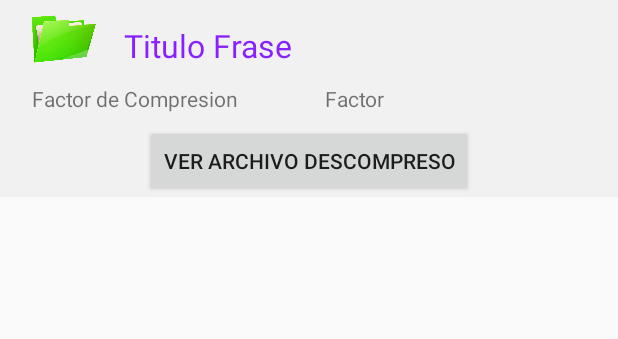
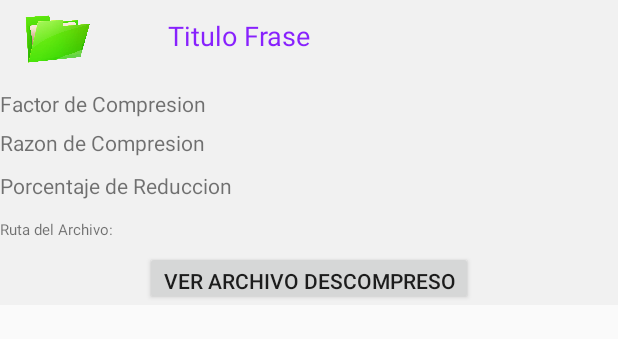
Before and after one commit to paas10/LAB01_ED2, an Android app: the layout formato_miscompresiones.xml on its own in the app's theme, with its tools: preview values and no code run, on a phone screen of 412 x 824 dp. Shown: the top 339 px of the screen. Run offline under Robolectric (Android 15) with nearby library versions, the phone set to English and light mode, and no system bars.

Commit message:
LZW Commit Inicial
Creacion del Adaptador, Vistas e Implementacion de Mis Compresiones

```diff
--- a/AH18Compresor/app/src/main/java/com/example/admin/ah18compresor/ArchivoAdapter.java
+++ b/AH18Compresor/app/src/main/java/com/example/admin/ah18compresor/ArchivoAdapter.java
@@ -20,7 +20,6 @@ public class ArchivoAdapter extends BaseAdapter {
         this.activity = activity;
         this.items = items;
     }
-
 
     public void clear() {
         items.clear();
@@ -62,4 +61,6 @@ public class ArchivoAdapter extends BaseAdapter {
 
         return v;
     }
+
+
 }
--- a/AH18Compresor/app/src/main/res/layout/formato_miscompresiones.xml
+++ b/AH18Compresor/app/src/main/res/layout/formato_miscompresiones.xml
@@ -5,57 +5,84 @@
     android:layout_width="match_parent"
     android:layout_height="match_parent">
 
+    <TextView
+        android:id="@+id/textView8"
+        android:layout_width="wrap_content"
+        android:layout_height="wrap_content"
+        android:layout_weight="1"
+        android:text="TextView" />
+
     <RelativeLayout
         android:layout_width="match_parent"
-        android:layout_height="131dp"
+        android:layout_height="203dp"
         android:background="#1eaaaaaa"
         android:orientation="vertical">
 
         <Button
             android:id="@+id/button3"
             android:layout_width="wrap_content"
-            android:layout_height="wrap_content"
+            android:layout_height="36dp"
             android:layout_alignParentBottom="true"
             android:layout_centerHorizontal="true"
+            android:layout_marginBottom="0dp"
             android:text="Ver Archivo Descompreso" />
 
         <TextView
-            android:id="@+id/textView7"
-            android:layout_width="wrap_content"
+            android:id="@+id/txtRazondeCompresion"
+            android:layout_width="match_parent"
             android:layout_height="wrap_content"
-            android:layout_alignParentEnd="true"
-            android:layout_alignTop="@+id/textView6"
-            android:layout_marginEnd="155dp"
-            android:text="Factor" />
+            android:layout_alignParentStart="true"
+            android:layout_alignParentTop="true"
+            android:layout_marginTop="85dp"
+            android:text="Razon de Compresion" />
 
         <TextView
-            android:id="@+id/textView6"
-            android:layout_width="156dp"
+            android:id="@+id/txtFactordeCompresion"
+            android:layout_width="match_parent"
             android:layout_height="wrap_content"
             android:layout_alignParentStart="true"
-            android:layout_centerVertical="true"
-            android:layout_marginStart="21dp"
+            android:layout_alignParentTop="true"
+            android:layout_marginTop="59dp"
             android:text="Factor de Compresion" />
 
         <TextView
-            android:id="@+id/nombre"
-            android:layout_width="329dp"
+            android:id="@+id/txtRuta"
+            android:layout_width="match_parent"
+            android:layout_height="wrap_content"
+            android:layout_alignParentBottom="true"
+            android:layout_alignParentStart="true"
+            android:layout_marginBottom="43dp"
+            android:text="Ruta del Archivo:"
+            android:textSize="10sp" />
+
+        <TextView
+            android:id="@+id/txtPorcentaje"
+            android:layout_width="match_parent"
+            android:layout_height="wrap_content"
+            android:layout_alignParentBottom="true"
+            android:layout_alignParentStart="true"
+            android:layout_marginBottom="70dp"
+            android:text="Porcentaje de Reduccion" />
+
+        <TextView
+            android:id="@+id/Nombre"
+            android:layout_width="300dp"
             android:layout_height="wrap_content"
             android:layout_alignParentEnd="true"
-            android:layout_alignParentTop="true"
-            android:layout_marginTop="16dp"
+            android:layout_marginLeft="11dp"
+            android:layout_marginTop="11dp"
+            android:autoText="false"
             android:text="Titulo Frase"
             android:textAppearance="?android:attr/textAppearanceLarge"
             android:textColor="#dc7700ff"
-            android:textSize="21sp" />
+            android:textSize="18sp" />
 
         <ImageView
             android:id="@+id/Imagen"
-            android:layout_width="83dp"
+            android:layout_width="75dp"
             android:layout_height="52dp"
+            android:layout_alignParentStart="true"
             android:layout_alignParentTop="true"
-            android:layout_marginEnd="-1dp"
-            android:layout_toStartOf="@+id/Nombre"
             android:adjustViewBounds="true"
             android:cropToPadding="false"
             android:maxHeight="35dp"
```
Also changed, not shown: AH18Compresor/app/src/main/java/com/example/admin/ah18compresor/Archivo.java (added, +60 -0 lines), AH18Compresor/app/src/main/java/com/example/admin/ah18compresor/ArchivoDescompresoAdapter.java (added, +92 -0 lines), AH18Compresor/app/src/main/java/com/example/admin/ah18compresor/Huffman.java (+27 -2 lines), AH18Compresor/app/src/main/java/com/example/admin/ah18compresor/LZW.java (+175 -5 lines), AH18Compresor/app/src/main/java/com/example/admin/ah18compresor/MainActivity.java (+9 -2 lines), AH18Compresor/app/src/main/java/com/example/admin/ah18compresor/Mis_Compresiones.java (+20 -4 lines), AH18Compresor/app/src/main/res/layout/fragment_lzw.xml (+19 -0 lines), AH18Compresor/app/src/main/res/layout/fragment_mis__compresiones.xml (+10 -4 lines).
